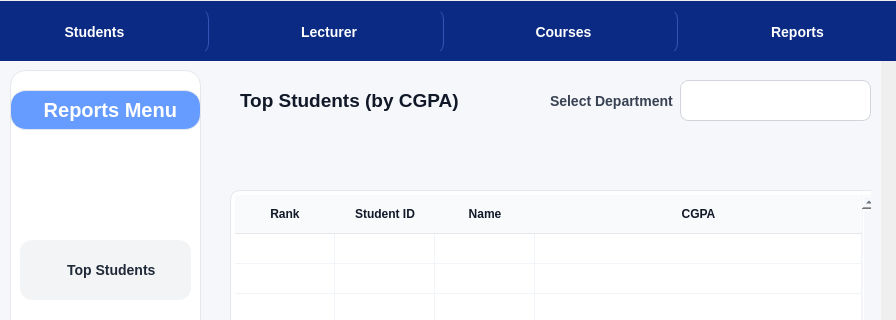
The window that gui/instructor.ui (mariiamahmd/Student-Grades-Checker) describes before a commit, drawn with Qt 5; both pictures show x 0 to 896 and y 0 to 320 of the 896 by 656 pixel window.
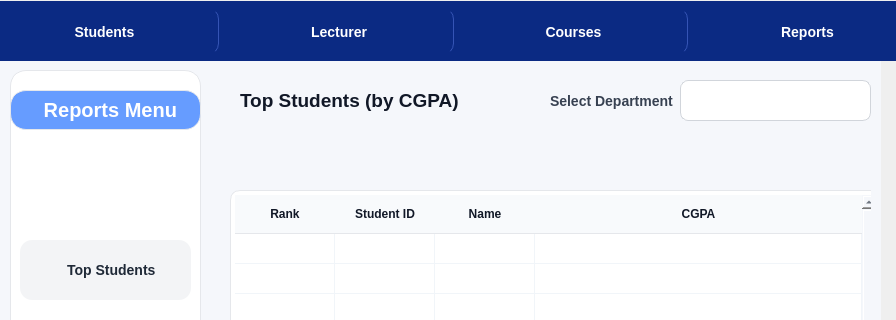
The same window after the commit.

Diff of the .ui file:
```diff
--- a/gui/instructor.ui
+++ b/gui/instructor.ui
@@ -1883,7 +1883,7 @@
    <widget class="QWidget" name="layoutWidget">
     <property name="geometry">
      <rect>
-      <x>0</x>
+      <x>10</x>
       <y>0</y>
       <width>931</width>
       <height>61</height>
```
